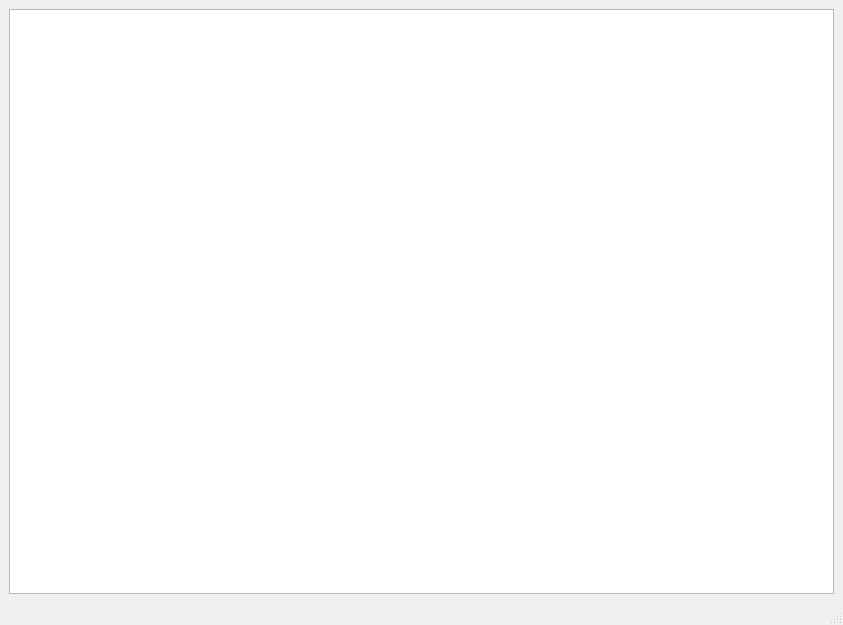
Before: the Qt Designer form mainwindow.ui in thenaserov/CuteNote, drawn with Qt 5.
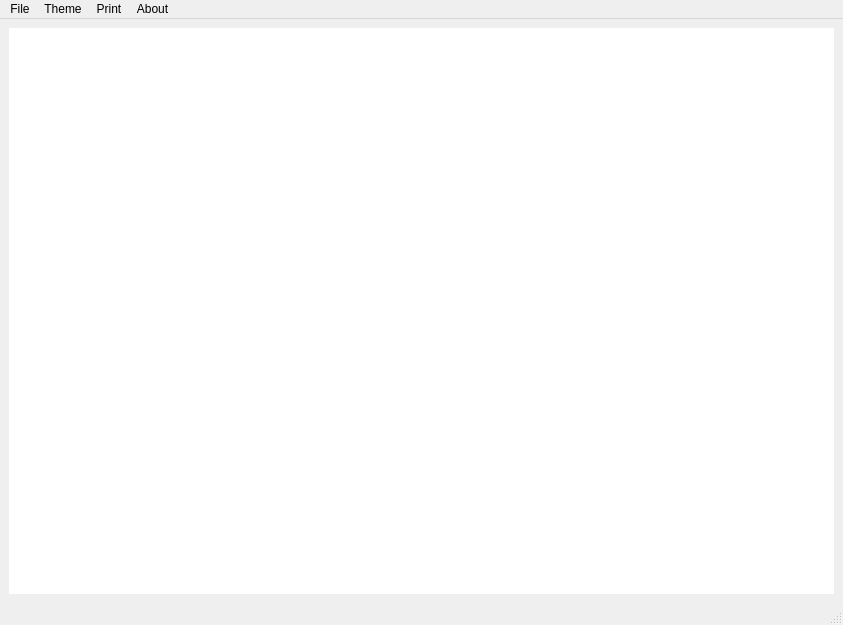
After: the same form once the commit is applied.

Patch:
```diff
--- a/mainwindow.ui
+++ b/mainwindow.ui
@@ -21,7 +21,7 @@
     <item row="0" column="0">
      <widget class="QPlainTextEdit" name="plainTextEdit">
       <property name="styleSheet">
-       <string notr="true"/>
+       <string notr="true">border-radius: 15px;</string>
       </property>
      </widget>
     </item>
@@ -36,6 +36,34 @@
      <height>30</height>
     </rect>
    </property>
+   <widget class="QMenu" name="menuFile">
+    <property name="title">
+     <string>File</string>
+    </property>
+    <addaction name="actionSave"/>
+   </widget>
+   <widget class="QMenu" name="menuTheme">
+    <property name="title">
+     <string>Theme</string>
+    </property>
+    <addaction name="actionLight"/>
+    <addaction name="actionDark"/>
+   </widget>
+   <widget class="QMenu" name="menuPrint">
+    <property name="title">
+     <string>Print</string>
+    </property>
+   </widget>
+   <widget class="QMenu" name="menuAbout">
+    <property name="title">
+     <string>About</string>
+    </property>
+    <addaction name="actionTheNaserov"/>
+   </widget>
+   <addaction name="menuFile"/>
+   <addaction name="menuTheme"/>
+   <addaction name="menuPrint"/>
+   <addaction name="menuAbout"/>
   </widget>
   <widget class="QStatusBar" name="statusbar"/>
  </widget>
```
Left out of the diff: 20 changed lines with no effect on the pictures.
